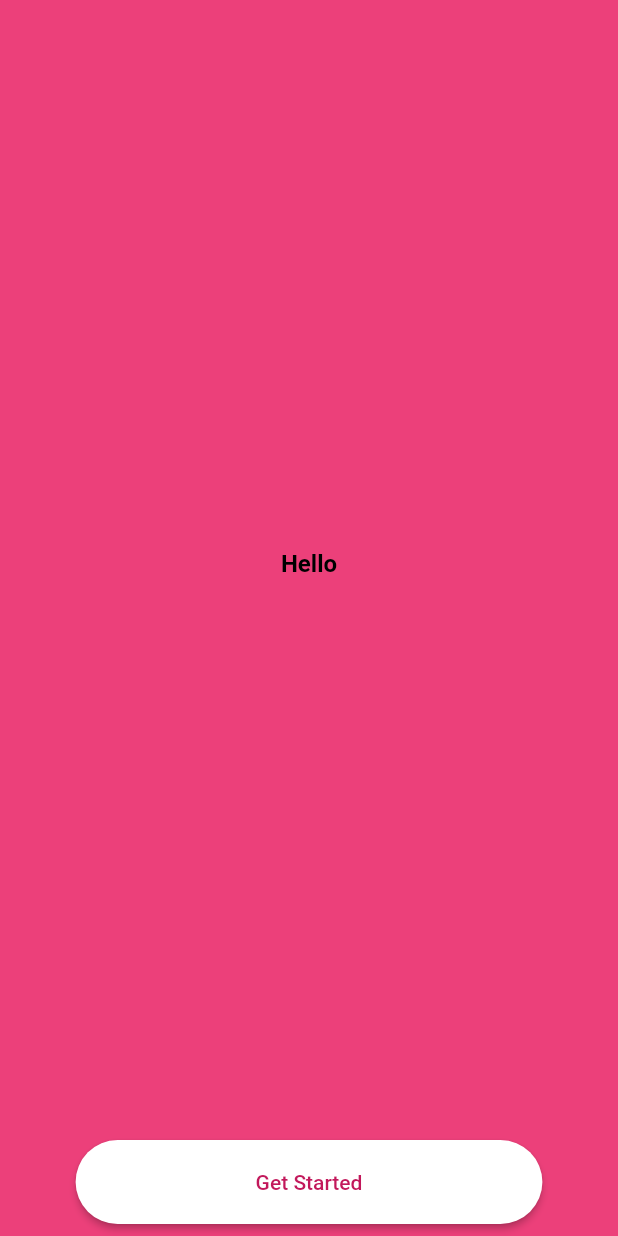
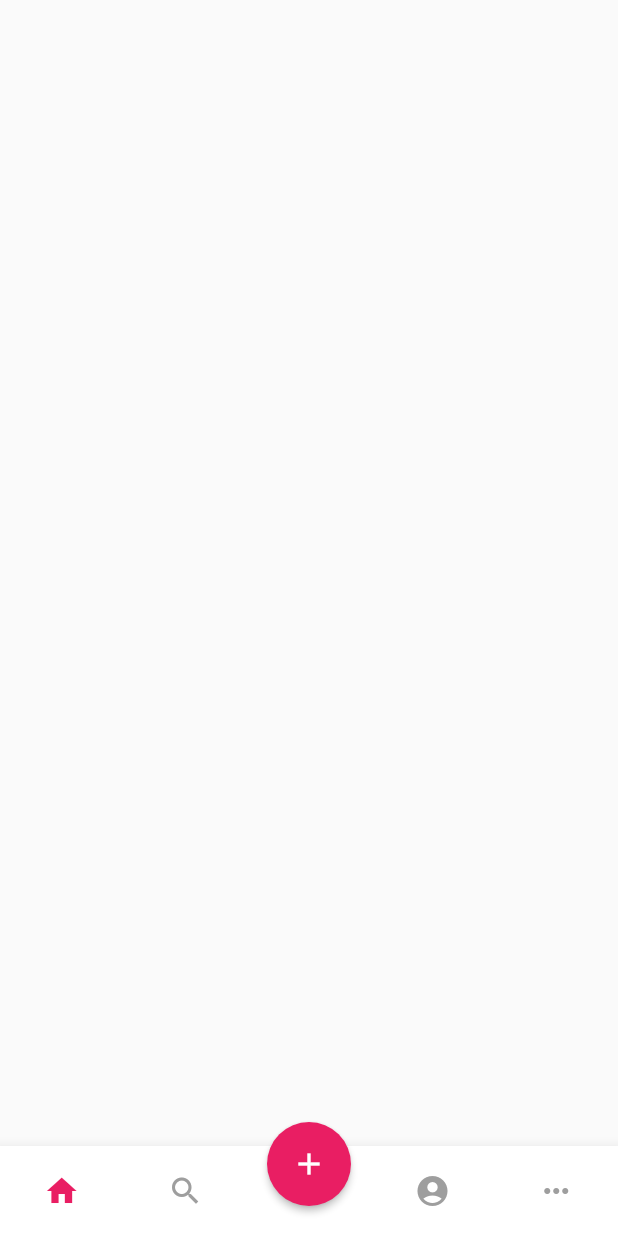
Before and after one commit to Adi1807/weZyou, a Flutter app: the screen it shows after launch, on a phone screen of 412 x 824 dp. Run offline on Flutter 3.47's test engine with Material 2 defaults, Android fonts, the phone set to English and light mode, and no system bars.

Commit message:
homepage started

```diff
--- a/lib/UI/Auth_Pages/registration_page.dart
+++ b/lib/UI/Auth_Pages/registration_page.dart
@@ -105,7 +105,7 @@ class _RegistrationPageState extends State<RegistrationPage> {
                 ),
                 Text(
                   '-Connect your social media-',
-                  style: TextStyle(color: darkGreyColor),
+                  style: TextStyle(color: Colors.black54, fontSize: 14),
                 ),
                 const SizedBox(
                   height: 20,
@@ -113,14 +113,21 @@ class _RegistrationPageState extends State<RegistrationPage> {
                 Padding(
                   padding: const EdgeInsets.symmetric(horizontal: 45),
                   child: Container(
-                    padding: const EdgeInsets.symmetric(vertical: 15),
+                    padding: EdgeInsets.symmetric(vertical: 15, horizontal: 40),
                     decoration: BoxDecoration(
                         borderRadius: BorderRadius.circular(10),
                         border: Border.all(color: Colors.grey.shade400)),
                     child: Row(
-                      mainAxisAlignment: MainAxisAlignment.center,
+                      mainAxisAlignment: MainAxisAlignment.spaceAround,
+                      mainAxisSize: MainAxisSize.min,
                       children: [
-                        Icon(Icons.pedal_bike),
+                        Container(
+                            height: 20,
+                            width: 20,
+                            child: Image.asset(
+                              'assets/logo/facebook.png',
+                              fit: BoxFit.fill,
+                            )),
                         SizedBox(
                           width: 20,
                         ),
@@ -138,14 +145,24 @@ class _RegistrationPageState extends State<RegistrationPage> {
                 Padding(
                   padding: const EdgeInsets.symmetric(horizontal: 45),
                   child: Container(
-                    padding: EdgeInsets.symmetric(vertical: 15),
+                    padding: EdgeInsets.symmetric(vertical: 15, horizontal: 45),
                     decoration: BoxDecoration(
                         borderRadius: BorderRadius.circular(10),
                         border: Border.all(color: Colors.grey.shade400)),
                     child: Row(
-                      mainAxisAlignment: MainAxisAlignment.center,
+                      mainAxisAlignment: MainAxisAlignment.spaceAround,
+                      mainAxisSize: MainAxisSize.min,
                       children: [
-                        Icon(Icons.pedal_bike),
+                        Padding(
+                          padding: const EdgeInsets.only(right: 8.0),
+                          child: Container(
+                              height: 20,
+                              width: 20,
+                              child: Image.asset(
+                                'assets/logo/google.png',
+                                fit: BoxFit.fill,
+                              )),
+                        ),
                         SizedBox(
                           width: 20,
                         ),
--- /dev/null
+++ b/lib/UI/Homepage/bottom_navbar.dart
@@ -0,0 +1,107 @@
+import 'package:flutter/material.dart';
+
+class FABBottomAppBarItem {
+  FABBottomAppBarItem({this.iconData});
+  IconData? iconData;
+}
+
+class FABBottomAppBar extends StatefulWidget {
+  FABBottomAppBar({
+    this.items,
+    this.centerItemText,
+    this.height: 60.0,
+    this.iconSize: 24.0,
+    this.backgroundColor,
+    this.color,
+    this.selectedColor,
+    this.notchedShape,
+    this.onTabSelected,
+  }) {
+    assert(this.items?.length == 2 || this.items?.length == 4);
+  }
+  final List<FABBottomAppBarItem>? items;
+  final String? centerItemText;
+  final double? height;
+  final double? iconSize;
+  final Color? backgroundColor;
+  final Color? color;
+  final Color? selectedColor;
+  final NotchedShape? notchedShape;
+  final ValueChanged<int>? onTabSelected;
+
+  @override
+  State<StatefulWidget> createState() => FABBottomAppBarState();
+}
+
+class FABBottomAppBarState extends State<FABBottomAppBar> {
+  int _selectedIndex = 0;
+
+  _updateIndex(int index) {
+    widget.onTabSelected!(index);
+    setState(() {
+      _selectedIndex = index;
+    });
+  }
+
+  @override
+  Widget build(BuildContext context) {
+    List<Widget> items = List.generate(widget.items!.length, (int index) {
+      return _buildTabItem(
+        item: widget.items![index],
+        index: index,
+        onPressed: _updateIndex,
+      );
+    });
+    items.insert(items.length >> 1, _buildMiddleTabItem());
+
+    return BottomAppBar(
+      shape: widget.notchedShape,
+      child: Row(
+        mainAxisSize: MainAxisSize.max,
+        mainAxisAlignment: MainAxisAlignment.spaceAround,
+        children: items,
+      ),
+      color: widget.backgroundColor,
+    );
+  }
+
+  Widget _buildMiddleTabItem() {
+    return Expanded(
+      child: SizedBox(
+        height: widget.height,
+        child: Column(
+          mainAxisSize: MainAxisSize.min,
+          mainAxisAlignment: MainAxisAlignment.center,
+          children: <Widget>[
+            SizedBox(height: widget.iconSize),
+            Text(
+              widget.centerItemText ?? '',
+              style: TextStyle(color: widget.color),
+            ),
+          ],
+        ),
+      ),
+    );
+  }
+
+  Widget _buildTabItem({
+    FABBottomAppBarItem? item,
+    int? index,
+    ValueChanged<int>? onPressed,
+  }) {
+    Color? color =
+        _selectedIndex == index ? widget.selectedColor : widget.color;
+    return Expanded(
+      child: SizedBox(
+        height: widget.height,
+        child: Material(
+          type: MaterialType.transparency,
+          child: InkWell(
+            onTap: () => onPressed!(index!),
+            child: Icon(item!.iconData, color: color, size: widget.iconSize),
+          ),
+        ),
+      ),
+    );
+  }
+}
--- /dev/null
+++ b/lib/UI/Homepage/homepage.dart
@@ -0,0 +1,40 @@
+import 'package:flutter/material.dart';
+import 'package:we_z_you/UI/Homepage/bottom_navbar.dart';
+
+class Homepage extends StatefulWidget {
+  const Homepage({Key? key}) : super(key: key);
+
+  @override
+  _HomepageState createState() => _HomepageState();
+}
+
+class _HomepageState extends State<Homepage> {
+  @override
+  Widget build(BuildContext context) {
+    return Scaffold(
+      floatingActionButtonLocation: FloatingActionButtonLocation.centerDocked,
+      floatingActionButton: Padding(
+        padding: const EdgeInsets.only(top: 24.0),
+        child: FloatingActionButton(
+          backgroundColor: Colors.pink,
+          onPressed: () {},
+          child: Icon(Icons.add),
+          elevation: 2.0,
+        ),
+      ),
+      bottomNavigationBar: FABBottomAppBar(
+        color: Colors.grey,
+        backgroundColor: Colors.white,
+        selectedColor: Colors.pink,
+        // notchedShape: const CircularNotchedRectangle(),
+        onTabSelected: (val) {},
+        items: [
+          FABBottomAppBarItem(iconData: Icons.home),
+          FABBottomAppBarItem(iconData: Icons.search),
+          FABBottomAppBarItem(iconData: Icons.account_circle),
+          FABBottomAppBarItem(iconData: Icons.more_horiz),
+        ],
+      ),
+    );
+  }
+}
--- a/lib/main.dart
+++ b/lib/main.dart
@@ -1,5 +1,6 @@
 import 'package:flutter/material.dart';
 import 'package:we_z_you/UI/Auth_Pages/registration_page.dart';
+import 'package:we_z_you/UI/Homepage/homepage.dart';
 import 'package:we_z_you/UI/splash_screen/splash.dart';
 import 'package:we_z_you/constants/colors.dart';
 
@@ -26,7 +27,7 @@
               fontSize: 20, color: blackColor, fontWeight: FontWeight.bold),
         ),
       ),
-      home: const Splash(),
+      home: const Homepage(),
       routes: {
         RegistrationPage.routeName: (_) => const RegistrationPage(),
       },
--- a/pubspec.yaml
+++ b/pubspec.yaml
@@ -58,8 +58,9 @@ flutter:
   uses-material-design: true
 
   # To add assets to your application, add an assets section, like this:
-  # assets:
-  #   - images/a_dot_burr.jpeg
+  assets:
+    - assets/logo/google.png
+    - assets/logo/facebook.png
   #   - images/a_dot_ham.jpeg
 
   # An image asset can refer to one or more resolution-specific "variants", see
```
Also changed, not shown: lib/UI/Homepage/circular_outer_notched.dart (added, +84 -0 lines), assets/logo/facebook.png (added), assets/logo/google.png (added).
